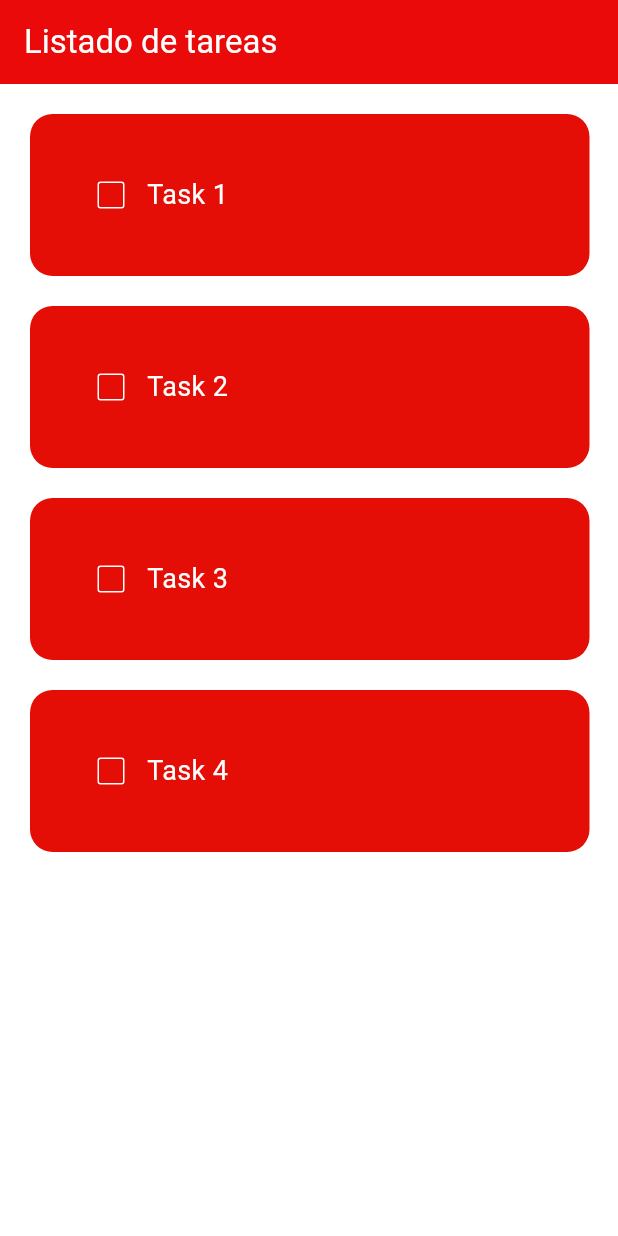
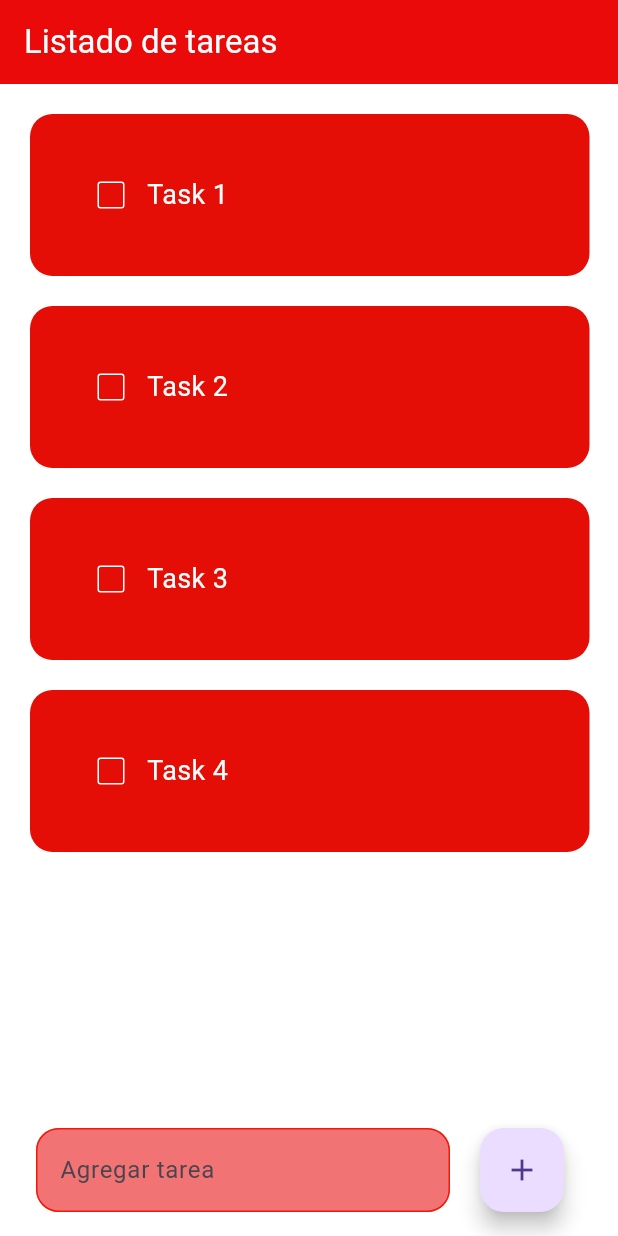
Before and after one commit to BastianCristoferRH/list_work_flutter, a Flutter app: the screen it shows after launch, on a phone screen of 412 x 824 dp. Run offline on Flutter 3.47's test engine with Material 3 defaults, Android fonts, the phone set to English and light mode, and no system bars; drawn by our look-alikes of flutter_slidable.

Commit message:
input tarea y delete tarea

```diff
--- a/lib/pages/home_page.dart
+++ b/lib/pages/home_page.dart
@@ -9,6 +9,7 @@ class HomePage extends StatefulWidget {
 }
 
 class _HomePageState extends State<HomePage> {
+  final _controller = TextEditingController();
   List tareas = [
     ['Task 1', false],
     ['Task 2', false],
@@ -19,6 +20,19 @@ class _HomePageState extends State<HomePage> {
   void checkBoxChanged(int index) {
     setState(() {
       tareas[index][1] = !tareas[index][1];
+    });
+  }
+
+  void guardarTarea() {
+    setState(() {
+      tareas.add([_controller.text, false]);
+      _controller.clear();
+    });
+  }
+
+  void deleteTarea(int index) {
+    setState(() {
+      tareas.removeAt(index);
     });
   }
 
@@ -40,8 +54,35 @@ class _HomePageState extends State<HomePage> {
               nombretarea: tareas[index][0],
               tareacompletada: tareas[index][1],
               onChanged: (value) => checkBoxChanged(index),
+              deteleFunction: (contex) => deleteTarea(index),
             );
           }),
+      floatingActionButton: Padding(
+        padding: const EdgeInsets.symmetric(horizontal: 20),
+        child: Row(
+          children: [
+            Expanded(
+                child: Padding(
+              padding: const EdgeInsets.symmetric(horizontal: 20),
+              child: TextField(
+                controller: _controller,
+                decoration: InputDecoration(
+                    hintText: 'Agregar tarea',
+                    filled: true,
+                    fillColor: const Color.fromARGB(255, 241, 115, 115),
+                    enabledBorder: OutlineInputBorder(
+                        borderSide: BorderSide(
+                            color: const Color.fromARGB(255, 243, 24, 9)),
+                        borderRadius: BorderRadius.circular(15))),
+              ),
+            )),
+            FloatingActionButton(
+              onPressed: guardarTarea,
+              child: Icon(Icons.add),
+            ),
+          ],
+        ),
+      ),
     );
   }
 }
--- a/lib/untils/lista.dart
+++ b/lib/untils/lista.dart
@@ -1,15 +1,19 @@
 import 'package:flutter/material.dart';
+import 'package:flutter_slidable/flutter_slidable.dart';
 
 class Tarea extends StatelessWidget {
-  const Tarea(
-      {super.key,
+  const Tarea({
+    super.key,
     required this.nombretarea,
     required this.tareacompletada,
-      this.onChanged});
+    required this.onChanged,
+    this.deteleFunction,
+  });
 
   final String nombretarea;
   final bool tareacompletada;
   final Function(bool?)? onChanged;
+  final Function(BuildContext)? deteleFunction;
 
   @override
   Widget build(BuildContext context) {
@@ -20,6 +24,14 @@ class Tarea extends StatelessWidget {
         right: 19,
         bottom: 0,
       ),
+      child: Slidable(
+        endActionPane: ActionPane(motion: StretchMotion(), children: [
+          SlidableAction(
+            onPressed: deteleFunction,
+            icon: Icons.delete,
+            borderRadius: BorderRadius.circular(15),
+          )
+        ]),
         child: Container(
           decoration: BoxDecoration(
             color: const Color.fromARGB(255, 228, 14, 6),
@@ -50,6 +62,7 @@ class Tarea extends StatelessWidget {
             ],
           ),
         ),
+      ),
     );
   }
 }
--- a/pubspec.yaml
+++ b/pubspec.yaml
@@ -34,6 +34,7 @@ dependencies:
   # The following adds the Cupertino Icons font to your application.
   # Use with the CupertinoIcons class for iOS style icons.
   cupertino_icons: ^1.0.8
+  flutter_slidable: ^3.1.2
 
 dev_dependencies:
   flutter_test:
```
Also changed, not shown: pubspec.lock. Lines whose indentation alone changed are shown as unchanged.
